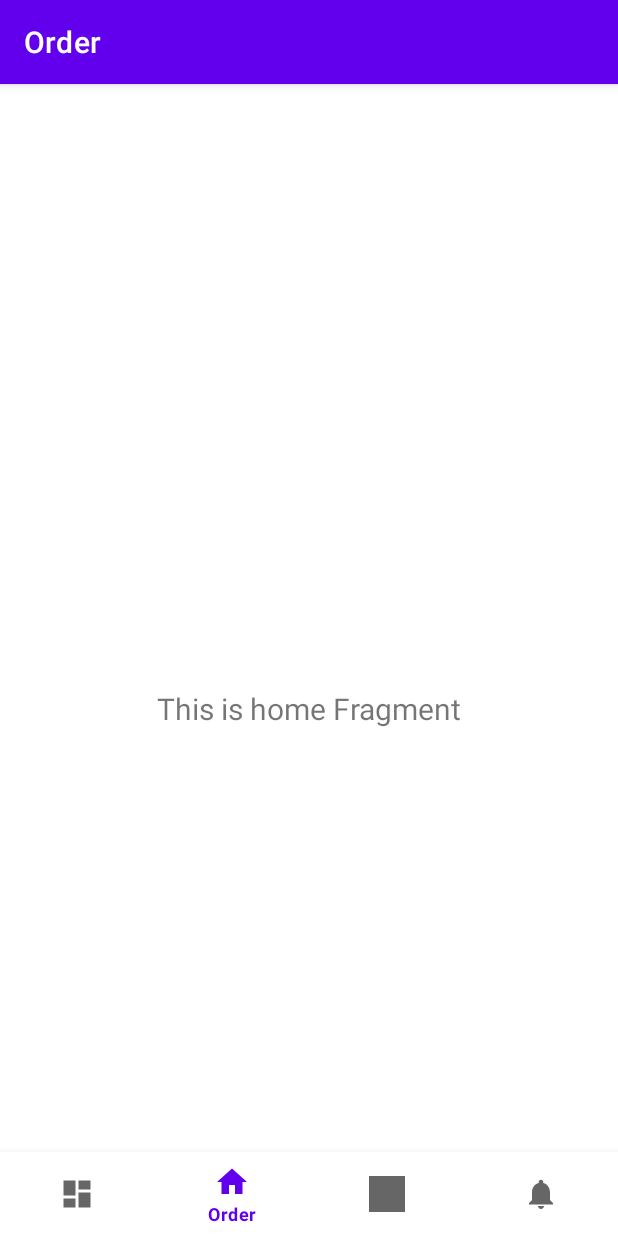
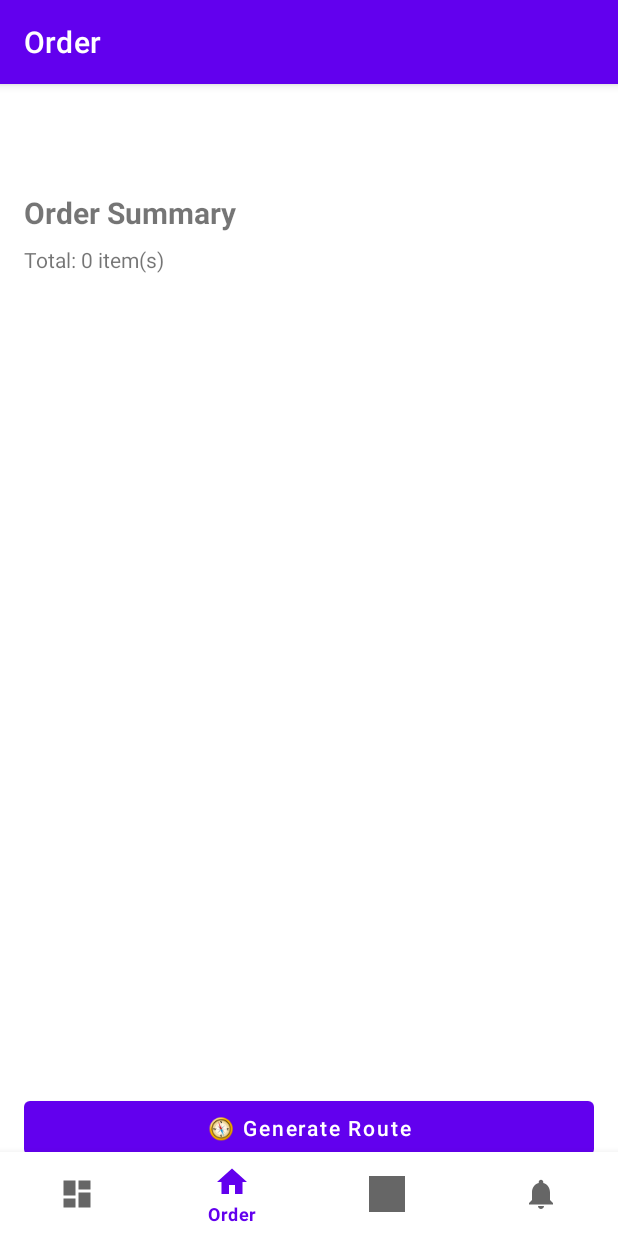
Before and after one commit to laytonpan/Warehouse_Navigation, an Android app: the screen it shows after launch (MainActivity), on a phone screen of 412 x 824 dp. Run offline under Robolectric (Android 15) with nearby library versions, the phone set to English and light mode, and no system bars; our stand-ins replace Room's generated code, navigation-ui.

Commit message:
Add new page of order

```diff
--- a/app/src/main/java/com/example/navi_warehouse/Item/ItemAdapter.java
+++ b/app/src/main/java/com/example/navi_warehouse/Item/ItemAdapter.java
@@ -13,12 +13,18 @@ import java.util.ArrayList;
 import java.util.HashSet;
 import java.util.List;
 import java.util.Set;
+import com.example.navi_warehouse.ui.order.OrderFragment;
 
 public class ItemAdapter extends RecyclerView.Adapter<ItemAdapter.ItemViewHolder> {
 
     private List<Item> items;
     private final Set<Item> selectedItems = new HashSet<>();
     private final Context context;
+    private boolean readOnly = false;
+
+    public void setReadOnly(boolean readOnly) {
+        this.readOnly = readOnly;
+    }
 
     public ItemAdapter(Context context) {
         this.context = context;
@@ -44,14 +50,21 @@ public class ItemAdapter extends RecyclerView.Adapter<ItemAdapter.ItemViewHolder
         Item item = items.get(position);
         holder.nameTextView.setText(item.getName());
         holder.priceTextView.setText(String.valueOf(item.getPrice()));
-        holder.addToOrderButton.setText(selectedItems.contains(item) ? "✔ Added" : "➕ Add");
+        holder.addToOrderButton.setText(selectedItems.contains(item) ? "✔ ADDED" : "➕ ADD");
+
+        // Only show or enable the button if not read-only
+        holder.addToOrderButton.setVisibility(readOnly ? View.GONE : View.VISIBLE);
 
         holder.addToOrderButton.setOnClickListener(v -> {
+            if (readOnly) return; // Disable interaction if read-only
+
             if (selectedItems.contains(item)) {
                 selectedItems.remove(item);
+                OrderFragment.selectedItems.remove(item);
                 Toast.makeText(context, "Removed：" + item.getName(), Toast.LENGTH_SHORT).show();
             } else {
                 selectedItems.add(item);
+                OrderFragment.selectedItems.add(item);
                 Toast.makeText(context, "Added：" + item.getName(), Toast.LENGTH_SHORT).show();
             }
             notifyItemChanged(position);
--- a/app/src/main/java/com/example/navi_warehouse/ui/map/MapFragment.kt
+++ b/app/src/main/java/com/example/navi_warehouse/ui/map/MapFragment.kt
@@ -42,15 +42,6 @@ class MapFragment : Fragment() {
             mapView.setHighlightedPath(pathNodes) // 高亮路径
         }
 
-        val simulatedPathIds = listOf("Entrance", "Shelf1", "Shelf2", "Shelf3")
-
-        val simulatedPath = simulatedPathIds.mapNotNull { id ->
-            warehouseMapModel?.getNode(id)
-        }
-
-        val mapView1: CustomMapView = view.findViewById(R.id.custom_map_view)
-        mapView1.setWarehouseMapModel(warehouseMapModel)
-        mapView1.setHighlightedPath(simulatedPath)
     }
 
     companion object {
--- a/app/src/main/java/com/example/navi_warehouse/ui/order/OrderFragment.kt
+++ b/app/src/main/java/com/example/navi_warehouse/ui/order/OrderFragment.kt
@@ -4,35 +4,68 @@ import android.os.Bundle
 import android.view.LayoutInflater
 import android.view.View
 import android.view.ViewGroup
-import android.widget.TextView
+import android.widget.Toast
 import androidx.fragment.app.Fragment
-import androidx.lifecycle.ViewModelProvider
-import com.example.navi_warehouse.databinding.FragmentHomeBinding
+import androidx.recyclerview.widget.LinearLayoutManager
+import com.example.navi_warehouse.Item.Item
+import com.example.navi_warehouse.Item.ItemAdapter
+import com.example.navi_warehouse.Map.WarehouseMapSimpleExample
+import com.example.navi_warehouse.Navigation.DijkstraNavigator
+import com.example.navi_warehouse.ui.map.MapFragment
+import com.example.navi_warehouse.Order.Order
+import com.example.navi_warehouse.databinding.FragmentOrderBinding
 
 class OrderFragment : Fragment() {
 
-    private var _binding: FragmentHomeBinding? = null
+    private var _binding: FragmentOrderBinding? = null
+    private val binding get() = _binding!!
+    private lateinit var adapter: ItemAdapter
 
-    // This property is only valid between onCreateView and
-    // onDestroyView.
-    private val binding get() = _binding!!
+    companion object {
+        @JvmField
+        var selectedItems: MutableList<Item> = mutableListOf()
+    }
+
 
     override fun onCreateView(
-        inflater: LayoutInflater,
-        container: ViewGroup?,
+        inflater: LayoutInflater, container: ViewGroup?,
         savedInstanceState: Bundle?
     ): View {
-        val homeViewModel =
-            ViewModelProvider(this).get(OrderViewModel::class.java)
+        _binding = FragmentOrderBinding.inflate(inflater, container, false)
+        return binding.root
+    }
 
-        _binding = FragmentHomeBinding.inflate(inflater, container, false)
-        val root: View = binding.root
+    override fun onViewCreated(view: View, savedInstanceState: Bundle?) {
+        super.onViewCreated(view, savedInstanceState)
 
-        val textView: TextView = binding.textHome
-        homeViewModel.text.observe(viewLifecycleOwner) {
-            textView.text = it
+        adapter = ItemAdapter(requireContext())
+        adapter.setReadOnly(true) // enable read-only mode for Order page
+        adapter.setItems(selectedItems)
+        binding.orderRecyclerView.layoutManager = LinearLayoutManager(requireContext())
+        binding.orderRecyclerView.adapter = adapter
+
+
+        // Disable selection interactions (view-only mode)
+        adapter.setOnSelectionChangedListener(null)
+
+        // Display item count
+        binding.orderItemCountText.text = "Total: ${selectedItems.size} item(s)"
+
+        // Generate path button
+        binding.generatePathButton.setOnClickListener {
+            if (selectedItems.isEmpty()) {
+                Toast.makeText(requireContext(), "No items selected", Toast.LENGTH_SHORT).show()
+                return@setOnClickListener
+            }
+
+            val order = Order("TempOrder", selectedItems)
+            val mapModel = WarehouseMapSimpleExample.createSimpleMap(30)
+            val shelfNodes = selectedItems.mapNotNull { item -> mapModel.getNode(item.shelfId.toString()) }
+            val path = DijkstraNavigator.calculateShortestPathMultiDestination(
+                mapModel.getNode("Entrance")!!,
+                shelfNodes
+            )
         }
-        return root
     }
 
     override fun onDestroyView() {
--- a/app/src/main/res/layout/fragment_home.xml
+++ /dev/null
@@ -1,22 +0,0 @@
-<?xml version="1.0" encoding="utf-8"?>
-<androidx.constraintlayout.widget.ConstraintLayout xmlns:android="http://schemas.android.com/apk/res/android"
-    xmlns:app="http://schemas.android.com/apk/res-auto"
-    xmlns:tools="http://schemas.android.com/tools"
-    android:layout_width="match_parent"
-    android:layout_height="match_parent"
-    tools:context=".ui.order.OrderFragment">
-
-    <TextView
-        android:id="@+id/text_home"
-        android:layout_width="match_parent"
-        android:layout_height="wrap_content"
-        android:layout_marginStart="8dp"
-        android:layout_marginTop="8dp"
-        android:layout_marginEnd="8dp"
-        android:textAlignment="center"
-        android:textSize="20sp"
-        app:layout_constraintBottom_toBottomOf="parent"
-        app:layout_constraintEnd_toEndOf="parent"
-        app:layout_constraintStart_toStartOf="parent"
-        app:layout_constraintTop_toTopOf="parent" />
-</androidx.constraintlayout.widget.ConstraintLayout>
--- /dev/null
+++ b/app/src/main/res/layout/fragment_order.xml
@@ -0,0 +1,52 @@
+<?xml version="1.0" encoding="utf-8"?>
+<androidx.constraintlayout.widget.ConstraintLayout xmlns:android="http://schemas.android.com/apk/res/android"
+    xmlns:app="http://schemas.android.com/apk/res-auto"
+    android:layout_width="match_parent"
+    android:layout_height="match_parent"
+    android:padding="16dp">
+
+    <!-- Title -->
+    <TextView
+        android:id="@+id/orderTitleText"
+        android:layout_width="wrap_content"
+        android:layout_height="wrap_content"
+        android:text="Order Summary"
+        android:textSize="20sp"
+        android:textStyle="bold"
+        app:layout_constraintTop_toTopOf="parent"
+        app:layout_constraintStart_toStartOf="parent" />
+
+    <!-- Display Chosen Amount -->
+    <TextView
+        android:id="@+id/orderItemCountText"
+        android:layout_width="wrap_content"
+        android:layout_height="wrap_content"
+        android:text="Total: 0 item(s)"
+        android:layout_marginTop="8dp"
+        app:layout_constraintTop_toBottomOf="@id/orderTitleText"
+        app:layout_constraintStart_toStartOf="parent" />
+
+    <!-- Order List -->
+    <androidx.recyclerview.widget.RecyclerView
+        android:id="@+id/orderRecyclerView"
+        android:layout_width="0dp"
+        android:layout_height="0dp"
+        android:layout_marginTop="12dp"
+        app:layout_constraintTop_toBottomOf="@id/orderItemCountText"
+        app:layout_constraintBottom_toTopOf="@id/generatePathButton"
+        app:layout_constraintStart_toStartOf="parent"
+        app:layout_constraintEnd_toEndOf="parent" />
+
+    <!-- Path Bottom Generator -->
+    <Button
+        android:id="@+id/generatePathButton"
+        android:layout_width="0dp"
+        android:layout_height="wrap_content"
+        android:text="🧭 Generate Route"
+        android:textAllCaps="false"
+        android:layout_marginBottom="32dp"
+        app:layout_constraintBottom_toBottomOf="parent"
+        app:layout_constraintStart_toStartOf="parent"
+        app:layout_constraintEnd_toEndOf="parent" />
+
+</androidx.constraintlayout.widget.ConstraintLayout>
```
